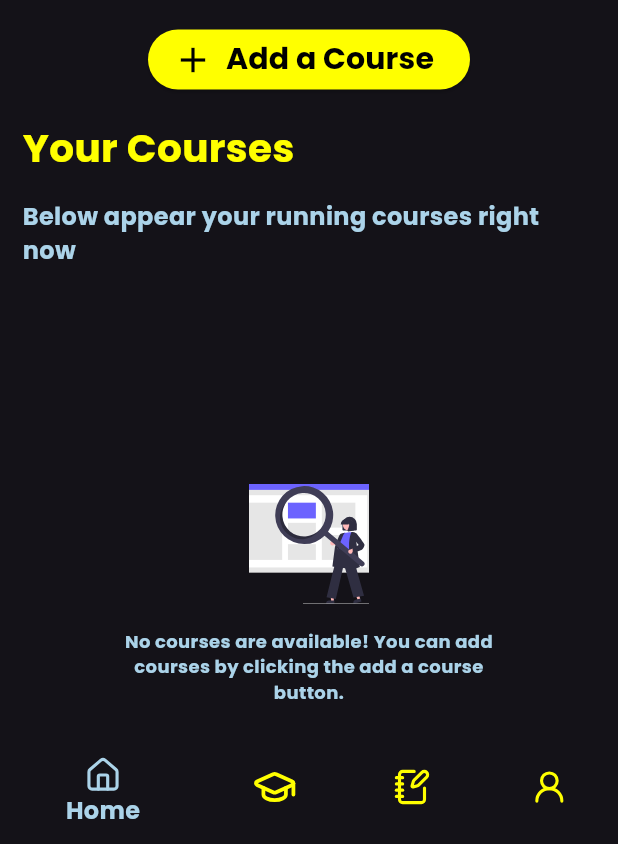
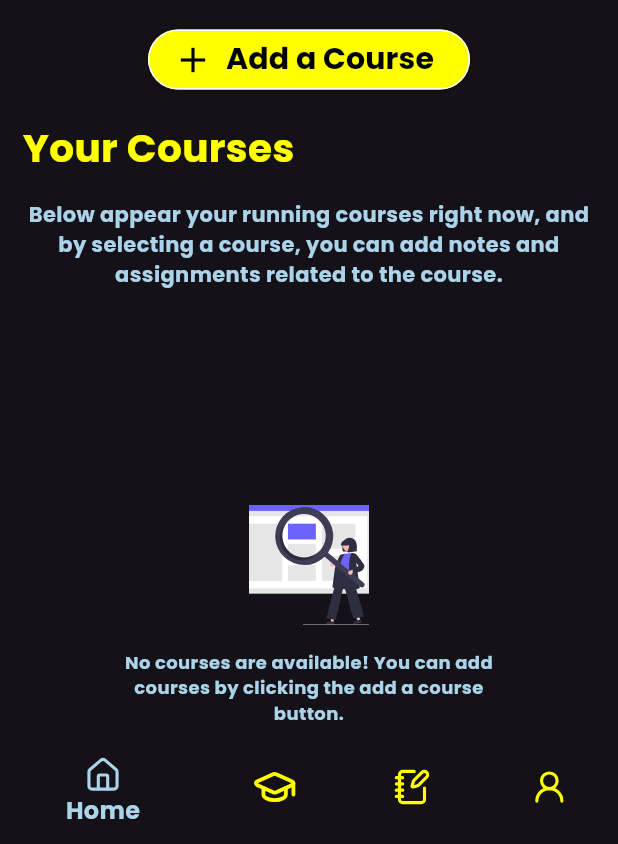
Before and after one commit to PAIshanMadusha/learn-planner-app, a Flutter app: the screen it shows after launch, on a phone screen of 412 x 824 dp, the part 392-1236 px from its top. Run offline on Flutter 3.47's test engine with Material 3 defaults, Android fonts, the phone set to English and light mode, and no system bars; our stand-ins replace cloud_firestore, firebase_core, firebase_storage, flutter_svg, go_router, google_fonts and 2 more; accounts and stored records are empty.

Commit message:
Delete a Course

```diff
--- a/lib/pages/main_pages/home_page.dart
+++ b/lib/pages/main_pages/home_page.dart
@@ -47,6 +47,9 @@ class HomePage extends StatelessWidget {
                 Center(
                   child: ElevatedButton.icon(
                     style: ButtonStyle(
+                      side: WidgetStatePropertyAll(
+                        BorderSide(color: AppColors.kWhiteColor, width: 1),
+                      ),
                       backgroundColor: WidgetStatePropertyAll(
                         AppColors.kYellowColor,
                       ),
@@ -77,8 +80,9 @@ class HomePage extends StatelessWidget {
                 ),
                 SizedBox(height: AppConstance.kSizedBoxValue),
                 Text(
-                  "Below appear your running courses right now",
-                  style: AppTextStyle.kBottemLabelStyle,
+                  "Below appear your running courses right now, and by selecting a course, you can add notes and assignments related to the course.",
+                  style: AppTextStyle.kBottemLabelStyle.copyWith(fontSize: 14),
+                  textAlign: TextAlign.center,
                 ),
                 SizedBox(height: AppConstance.kSizedBoxValue),
                 StreamBuilder(
--- a/lib/services/firestore_database/course_service.dart
+++ b/lib/services/firestore_database/course_service.dart
@@ -51,4 +51,14 @@ class CourseService {
       return [];
     }
   }
+
+  //Delete a Course
+  Future<void> deleteCourse(String id) async {
+    try {
+      await courseCollection.doc(id).delete();
+      debugPrint("Course Deleted!");
+    } catch (error) {
+      debugPrint("Error Deleting a Course: $error");
+    }
+  }
 }
--- a/lib/utils/app_colors.dart
+++ b/lib/utils/app_colors.dart
@@ -5,18 +5,19 @@ class AppColors {
   static const Color kBlackColor = Colors.black;
   static const Color kWhiteColor = Colors.white;
   static const Color kRedAccentColor = Colors.redAccent;
+    static const Color kYellowColor = Colors.yellowAccent;
 
-  static const Color kCourseCardColor1 = Color.fromARGB(255, 200, 255, 248);
-  static const Color kYellowColor = Colors.yellowAccent;
+  static const Color kCourseCardColor1 = Color(0xff4379F2);
+  static const Color kCourseCardColor2 = Color(0xffFFEB00);
 
   static const Gradient kCourseCardColor = LinearGradient(
-    colors: [kCourseCardColor1, kYellowColor],
+    colors: [kCourseCardColor1, kCourseCardColor2],
     begin: Alignment.centerLeft,
     end: Alignment.centerRight,
   );
 
-  static const Color kAssignmentCardColor1 = Color(0xffE6B2BA);
-  static const Color kAssignmentCardColor2 = Color(0xffC599B6);
+  static const Color kAssignmentCardColor1 = Color(0xff693382);
+  static const Color kAssignmentCardColor2 = Color(0xff336D82);
 
   static const Gradient kAssignmentCardColor = LinearGradient(
     colors: [kAssignmentCardColor1, kAssignmentCardColor2],
@@ -24,8 +25,8 @@ class AppColors {
     end: Alignment.centerRight,
   );
 
-  static const Color kNoteCardColor1 = Color(0xffFF8989);
-  static const Color kNotetCardColor2 = Color(0xffF8ED8C);
+  static const Color kNoteCardColor1 = Color(0xff9F5255);
+  static const Color kNotetCardColor2 = Color(0xffE16A54);
 
   static const Gradient kNoteCardColor = LinearGradient(
     colors: [kNoteCardColor1, kNotetCardColor2],
```
Also changed, not shown: lib/pages/main_pages/courses_page.dart (+106 -2 lines), lib/widgets/countdown_timer.dart (+4 -3 lines).
